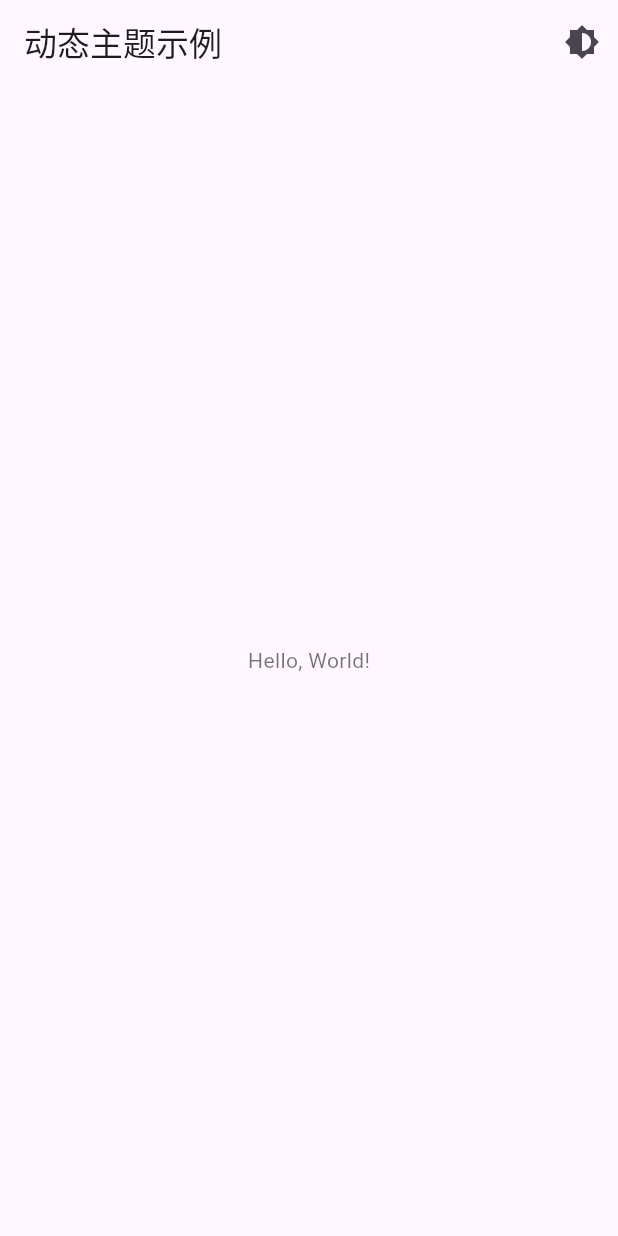
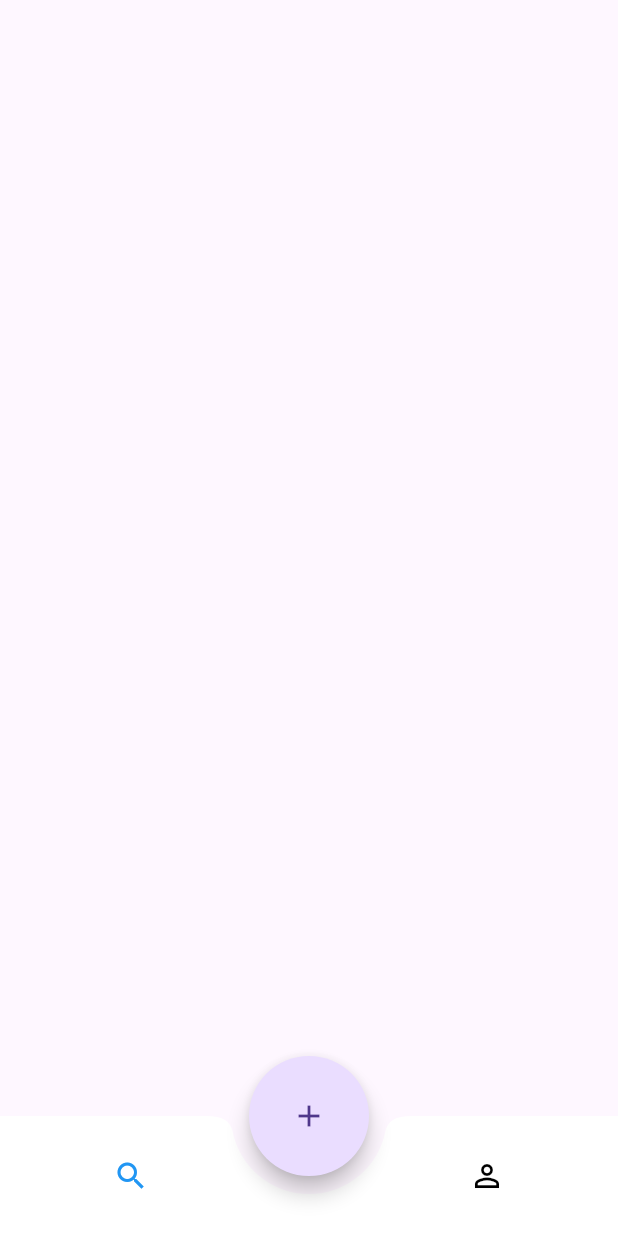
Before and after one commit to sclevin/hi_music, a Flutter app: the screen it shows after launch, on a phone screen of 412 x 824 dp. Run offline on Flutter 3.47's test engine with Material 3 defaults, Android fonts, the phone set to English and light mode, and no system bars; our stand-ins replace auto_route, dio, flutter_riverpod, freezed_annotation, get_it.

Commit message:
feat: build bottom navbar

```diff
--- a/lib/app/app.dart
+++ b/lib/app/app.dart
@@ -1,29 +1,18 @@
 import 'package:flutter/material.dart';
+import 'package:hi_music/app/routers.dart';
 import 'package:hi_music/app/theme.dart';
 import 'package:flutter_riverpod/flutter_riverpod.dart';
 
 class App extends ConsumerWidget {
-  const App({super.key});
+  final _appRouter = AppRouter();
 
   @override
   Widget build(BuildContext context,WidgetRef ref) {
     final theme = ref.watch(themeProvider);
-    return MaterialApp(
+
+    return MaterialApp.router(
       theme: theme,
-      home: Scaffold(
-        appBar: AppBar(
-          title: Text('动态主题示例'),
-          actions: [
-            IconButton(
-              icon: Icon(Icons.brightness_6),
-              onPressed: () {
-                ref.read(themeProvider.notifier).toggleTheme();
-              },
-            ),
-          ],
-        ),
-        body: Center(child: Text('Hello, World!')),
-      ),
+      routerConfig: _appRouter.config(),
     );
   }
 }
--- a/lib/app/routers.dart
+++ b/lib/app/routers.dart
@@ -0,0 +1,16 @@
+import 'package:auto_route/auto_route.dart';
+import 'package:hi_music/app/routers.gr.dart';
+
+@AutoRouterConfig(replaceInRouteName: 'Page|Screen,Route')
+class AppRouter extends RootStackRouter{
+  @override
+  List<AutoRoute> get routes => [
+    AutoRoute(page: SplashRoute.page,initial: false),
+    AutoRoute(page: LoginRoute.page),
+    AutoRoute(page: HomeRoute.page,initial: true)
+  ];
+
+  @override
+  List<AutoRouteGuard> get guards => [
+  ];
+}
--- a/lib/features/auth/presentation/pages/login_page.dart
+++ b/lib/features/auth/presentation/pages/login_page.dart
@@ -1,7 +1,8 @@
+import 'package:auto_route/annotations.dart';
 import 'package:flutter/material.dart';
 import 'package:flutter_riverpod/flutter_riverpod.dart';
 
-
+@RoutePage()
 class LoginPage extends ConsumerWidget {
   final _formKey = GlobalKey<FormState>();
 
--- a/lib/features/auth/presentation/pages/splash_page.dart
+++ b/lib/features/auth/presentation/pages/splash_page.dart
@@ -1,5 +1,10 @@
+import 'package:auto_route/annotations.dart';
+import 'package:auto_route/auto_route.dart';
 import 'package:flutter/material.dart';
+import 'package:hi_music/app/routers.dart';
+import 'package:hi_music/app/routers.gr.dart';
 
+@RoutePage()
 class SplashPage extends StatelessWidget {
   const SplashPage({super.key});
 
@@ -35,7 +40,9 @@ class SplashPage extends StatelessWidget {
             ),
             const Spacer(flex: 3),
             TextButton.icon(
-              onPressed: () {},
+              onPressed: () {
+                context.replaceRoute(LoginRoute());
+              },
               icon: const Text("Skip"),
               label: const Icon(
                 Icons.arrow_forward_ios,
--- /dev/null
+++ b/lib/features/home/presentation/pages/home_page.dart
@@ -0,0 +1,32 @@
+import 'package:auto_route/annotations.dart';
+import 'package:flutter/material.dart';
+import 'package:flutter_riverpod/flutter_riverpod.dart';
+import 'package:hi_music/features/home/presentation/widgets/bottom_nav_bar.dart';
+
+@RoutePage()
+class HomePage extends ConsumerWidget {
+  const HomePage({super.key});
+
+  @override
+  Widget build(BuildContext context, WidgetRef ref) {
+    return Scaffold(
+      floatingActionButtonLocation: FloatingActionButtonLocation.centerDocked,
+      floatingActionButton: Container(
+        width: 80,
+        height: 80,
+        child: FloatingActionButton(
+          onPressed: () {},
+          shape: const OvalBorder(),
+          child: const Icon(Icons.add),
+        ),
+      ),
+      body: SizedBox(
+        height: 300,
+        child: Row(
+          children: [],
+        ),
+      ),
+      bottomNavigationBar: BottomNavBar(onTap:(index){}),
+    );
+  }
+}
--- /dev/null
+++ b/lib/features/home/presentation/widgets/bottom_nav_bar.dart
@@ -0,0 +1,51 @@
+import 'package:flutter/material.dart';
+
+class BottomNavBar extends StatefulWidget {
+  final Function(int) onTap;
+
+  BottomNavBar({required this.onTap});
+
+  @override
+  _BottomNavBarState createState() => _BottomNavBarState();
+}
+
+class _BottomNavBarState extends State<BottomNavBar> {
+  int selectedIndex = 0; // 组件内部管理的选中索引
+
+  @override
+  Widget build(BuildContext context) {
+    return BottomAppBar(
+      color: Colors.white,
+      shape: const CircularNotchedRectangle(),
+      notchMargin: 12,
+      child: Row(
+        mainAxisAlignment: MainAxisAlignment.spaceAround,
+        children: [
+          IconButton(
+            onPressed: () {
+              setState(() {
+                selectedIndex = 0; // 更新选中索引
+              });
+              widget.onTap(selectedIndex);
+            },
+            icon: const Icon(Icons.search_outlined),
+            color: selectedIndex == 0 ? Colors.blue : Colors.black,
+          ),
+
+          const SizedBox(),
+
+          IconButton(
+            onPressed: () {
+              setState(() {
+                selectedIndex = 1; // 更新选中索引
+              });
+              widget.onTap(selectedIndex);
+            },
+            icon: const Icon(Icons.person_outline),
+            color: selectedIndex == 1 ? Colors.blue : Colors.black,
+          )
+        ],
+      ),
+    );
+  }
+}
```
Also changed, not shown: lib/app/routers.gr.dart (added).
